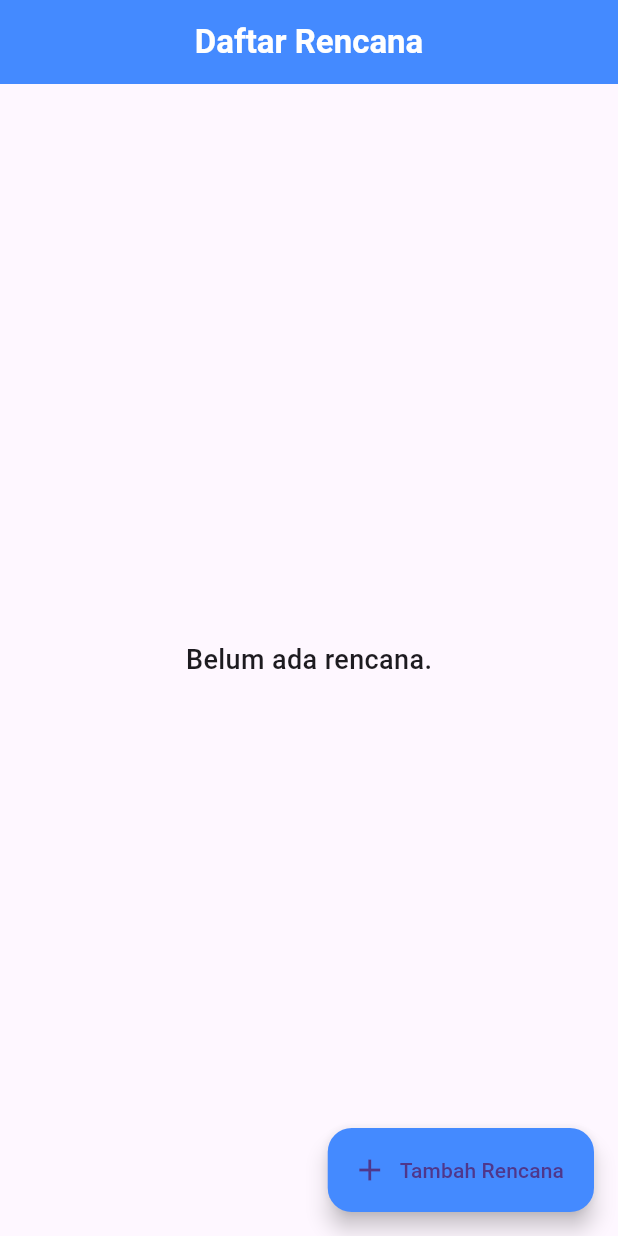
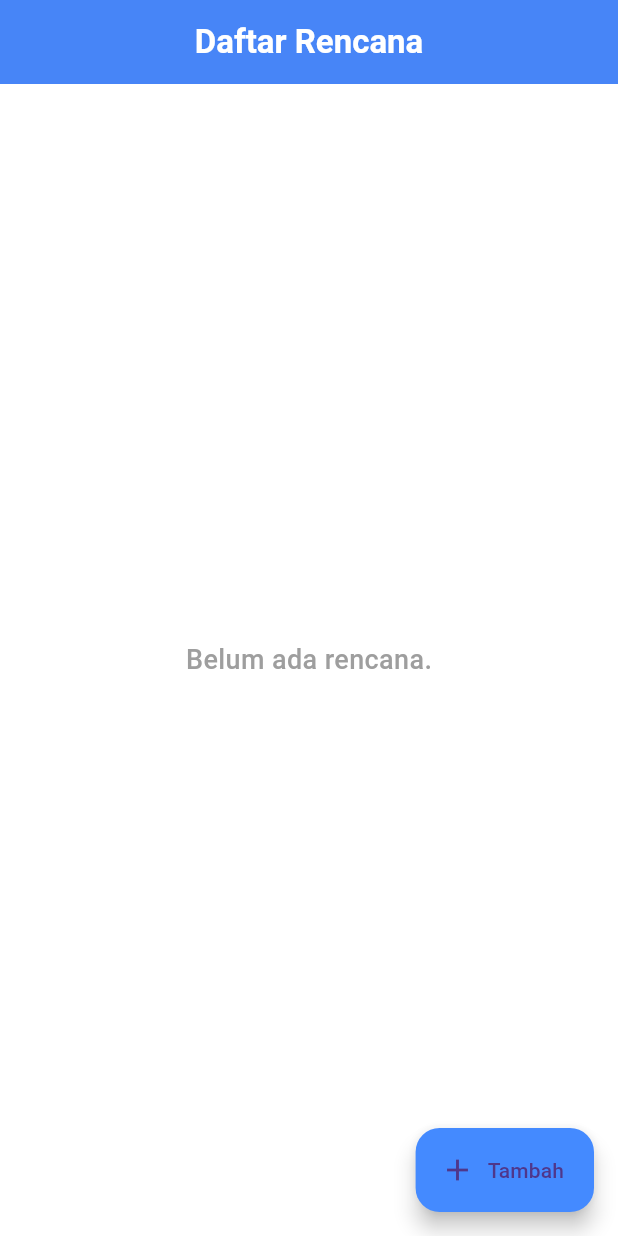
Before and after one commit to kaedehara2/master_plan2, a Flutter app: the screen it shows after launch, on a phone screen of 412 x 824 dp. Run offline on Flutter 3.47's test engine with Material 3 defaults, Android fonts, the phone set to English and light mode, and no system bars.

Commit message:
update terakhir

```diff
--- a/lib/main.dart
+++ b/lib/main.dart
@@ -21,8 +21,15 @@
         title: 'Master Plan 2',
         theme: ThemeData(
           primarySwatch: Colors.blue,
+          visualDensity: VisualDensity.adaptivePlatformDensity,
+          scaffoldBackgroundColor: Colors.white,
+          appBarTheme: const AppBarTheme(
+            backgroundColor: Colors.blue,
+            foregroundColor: Colors.white,
+            elevation: 2,
+          ),
         ),
-        home: PlanScreen(), // INI PENTING! Harus menampilkan PlanScreen
+        home: const PlanScreen(), // Tambahkan `const` jika `PlanScreen` adalah widget stateless
       ),
     );
   }
--- a/lib/providers/plan_provider.dart
+++ b/lib/providers/plan_provider.dart
@@ -4,25 +4,33 @@
 class PlanProvider with ChangeNotifier {
   final List<Plan> _plans = [];
 
-  List<Plan> get plans => _plans;
+  List<Plan> get plans => List.unmodifiable(_plans);
 
   void addPlan(String name) {
+    if (name.isNotEmpty) {
       _plans.add(Plan(name: name));
       notifyListeners();
     }
+  }
 
   void updatePlan(int index, String newName) {
+    if (index >= 0 && index < _plans.length && newName.isNotEmpty) {
       _plans[index] = _plans[index].copyWith(name: newName);
       notifyListeners();
     }
+  }
 
   void toggleComplete(int index) {
+    if (index >= 0 && index < _plans.length) {
       _plans[index] = _plans[index].copyWith(isCompleted: !_plans[index].isCompleted);
       notifyListeners();
     }
+  }
 
   void removePlan(int index) {
+    if (index >= 0 && index < _plans.length) {
       _plans.removeAt(index);
       notifyListeners();
     }
   }
+}
```
Also changed, not shown: lib/views/plan_screen.dart (+66 -35 lines). Lines whose indentation alone changed are shown as unchanged.
